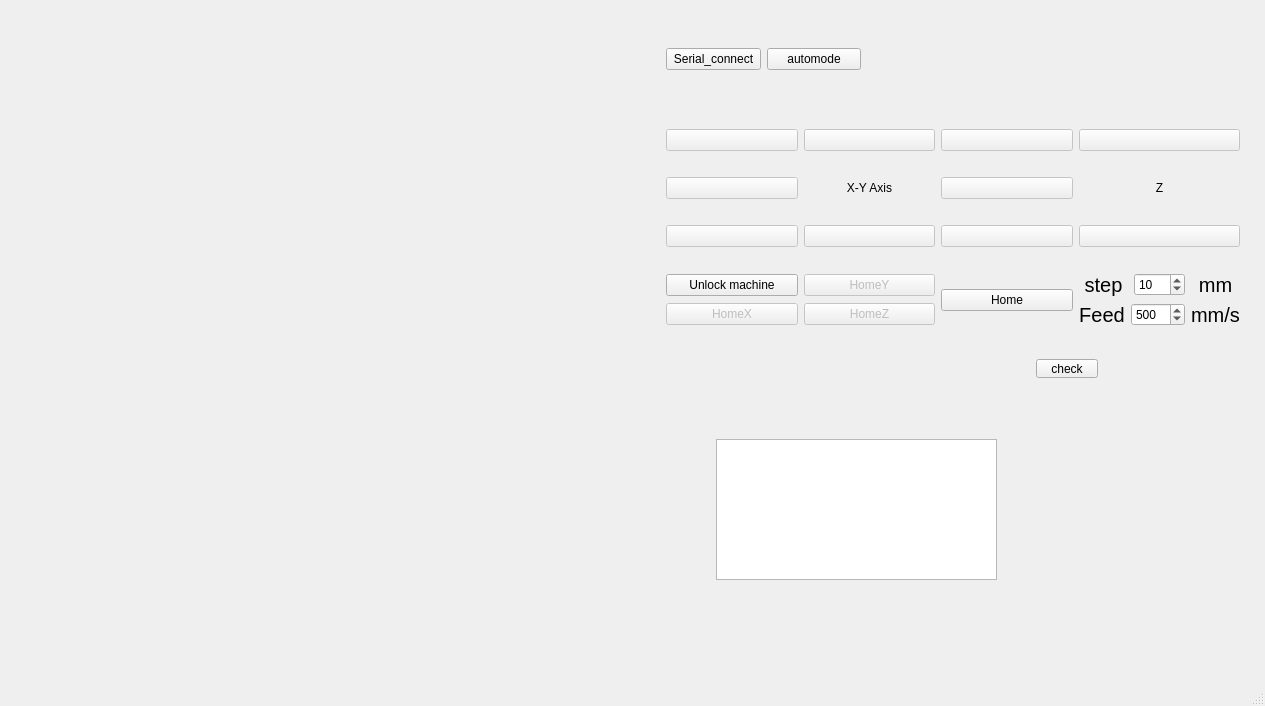
kmolLin/PAOM, file core/mainwindow.ui: the form before one commit.
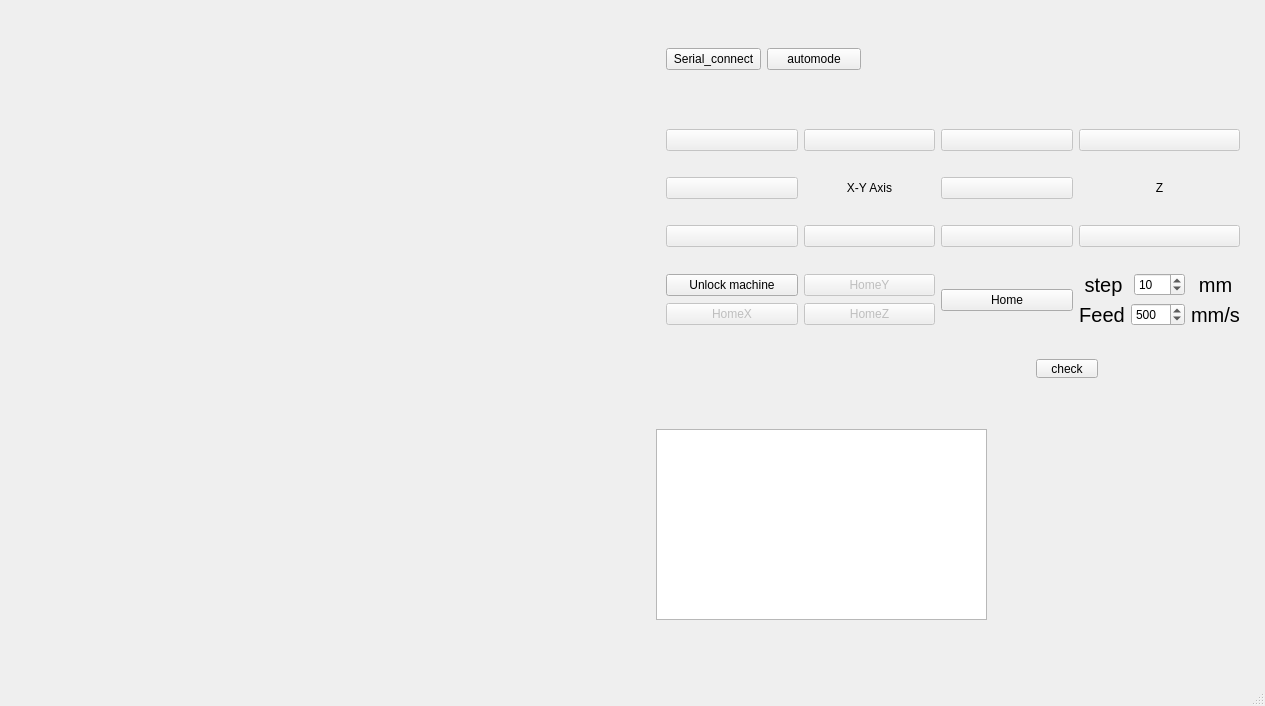
The form after the commit. Icons and pictures are not drawn.

Diff of the .ui file:
```diff
--- a/core/mainwindow.ui
+++ b/core/mainwindow.ui
@@ -31,10 +31,10 @@
           <widget class="QTextEdit" name="textEditReceived2">
            <property name="geometry">
             <rect>
-             <x>80</x>
-             <y>430</y>
-             <width>281</width>
-             <height>141</height>
+             <x>20</x>
+             <y>420</y>
+             <width>331</width>
+             <height>191</height>
             </rect>
            </property>
           </widget>
```
